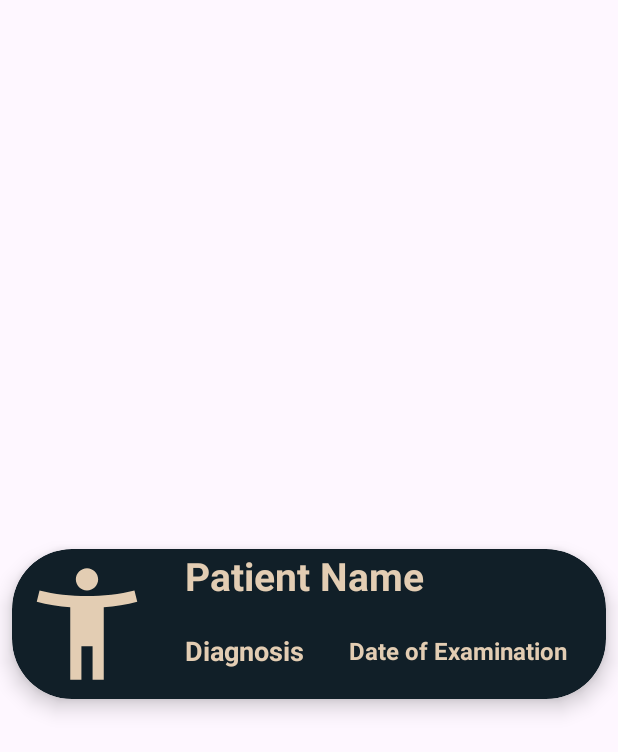
After one commit to GiorgosSimos/MedicalIncidentRecordingApp, an Android app: the layout item_incident.xml on its own in the app's theme, with its tools: preview values and no code run, on a phone screen of 412 x 824 dp. The commit adds this screen. Shown: the top 752 px of the screen. Run offline under Robolectric (Android 15) with nearby library versions, the phone set to English and light mode, and no system bars.

Commit message:
- Created an item_incident(CardView required for the RecyclerView

```diff
--- a/app/src/main/AndroidManifest.xml
+++ b/app/src/main/AndroidManifest.xml
@@ -13,10 +13,10 @@
         android:theme="@style/Theme.HippocratesJournal"
         tools:targetApi="31">
         <activity
-            android:name=".NewIncidentActivity"
+            android:name=".DisplayAllIncidentsActivity"
             android:exported="false" />
         <activity
-            android:name=".CreateNewRecordActivity"
+            android:name=".NewIncidentActivity"
             android:exported="false" />
         <activity
             android:name=".SignUpActivity"
--- /dev/null
+++ b/app/src/main/res/layout/item_incident.xml
@@ -0,0 +1,79 @@
+<?xml version="1.0" encoding="utf-8"?>
+<androidx.constraintlayout.widget.ConstraintLayout xmlns:android="http://schemas.android.com/apk/res/android"
+    xmlns:app="http://schemas.android.com/apk/res-auto"
+    xmlns:tools="http://schemas.android.com/tools"
+    android:layout_width="match_parent"
+    android:layout_height="match_parent">
+
+    <androidx.cardview.widget.CardView
+        android:layout_width="match_parent"
+        android:layout_height="wrap_content"
+        android:layout_marginTop="15dp"
+        android:layout_marginBottom="8dp"
+        android:layout_marginStart="8dp"
+        android:layout_marginEnd="8dp"
+        app:cardBackgroundColor="@color/blueBlack"
+        app:cardCornerRadius="40dp"
+        app:cardElevation="8dp"
+        app:layout_constraintBottom_toBottomOf="parent"
+        app:layout_constraintEnd_toEndOf="parent"
+        app:layout_constraintStart_toStartOf="parent"
+        app:layout_constraintTop_toTopOf="parent" >
+
+        <androidx.constraintlayout.widget.ConstraintLayout
+            android:layout_width="match_parent"
+            android:layout_height="match_parent">
+
+            <ImageView
+                android:id="@+id/imageView"
+                android:layout_width="100dp"
+                android:layout_height="100dp"
+                android:padding="5dp"
+                app:layout_constraintBottom_toBottomOf="parent"
+                app:layout_constraintStart_toStartOf="parent"
+                app:layout_constraintTop_toTopOf="parent"
+                app:tint="@color/tanAccent"
+                app:srcCompat="@drawable/incident_asset"/>
+
+            <TextView
+                android:id="@+id/textViewName"
+                android:layout_width="wrap_content"
+                android:layout_height="wrap_content"
+                android:layout_marginStart="15dp"
+                android:text="@string/cardView_patient_name"
+                android:textColor="@color/tanAccent"
+                android:textSize="26sp"
+                android:textStyle="bold"
+                app:layout_constraintStart_toEndOf="@id/imageView"
+                app:layout_constraintTop_toTopOf="parent"/>
+
+            <TextView
+                android:id="@+id/textViewDoe"
+                android:layout_width="wrap_content"
+                android:layout_height="wrap_content"
+                android:layout_marginStart="30dp"
+                android:text="@string/cardView_doe"
+                android:textColor="@color/tanAccent"
+                android:textSize="16sp"
+                android:textStyle="bold"
+                app:layout_constraintBottom_toBottomOf="parent"
+                app:layout_constraintStart_toEndOf="@id/textViewDiagnosis"
+                app:layout_constraintTop_toBottomOf="@id/textViewName"
+                />
+
+            <TextView
+                android:id="@+id/textViewDiagnosis"
+                android:layout_width="wrap_content"
+                android:layout_height="wrap_content"
+                android:layout_marginStart="15dp"
+                android:text="@string/cardView_diagnosis"
+                android:textColor="@color/tanAccent"
+                android:textSize="18sp"
+                android:textStyle="bold"
+                app:layout_constraintBottom_toBottomOf="parent"
+                app:layout_constraintStart_toEndOf="@id/imageView"
+                app:layout_constraintTop_toBottomOf="@id/textViewName"
+                />
+        </androidx.constraintlayout.widget.ConstraintLayout>
+    </androidx.cardview.widget.CardView>
+</androidx.constraintlayout.widget.ConstraintLayout>
--- a/app/src/main/res/values/colors.xml
+++ b/app/src/main/res/values/colors.xml
@@ -2,4 +2,8 @@
 <resources>
     <color name="black">#FF000000</color>
     <color name="white">#FFFFFFFF</color>
+    <color name="purple_500">#FF6200EE</color>
+    <color name="teal_200">#FF03DAC5</color>
+    <color name="blueBlack">#111f28</color>
+    <color name="tanAccent">#e3cdb3</color>
 </resources>
--- a/app/src/main/res/values/strings.xml
+++ b/app/src/main/res/values/strings.xml
@@ -6,6 +6,12 @@
     <string name="email_signup">Please enter your email</string>
     <string name="password_signup">Please enter your password</string>
     <string name="app_descr_main_scr">Medical Incident Recording App Hippocrates Journal</string>
+    <string name="cardView_patient_name">Patient Name</string>
+    <string name="cardView_doe">Date of Examination</string>
+    <string name="cardView_diagnosis">Diagnosis</string>
+    <string name="main_screen_new_incident_button">New Incident</string>
+    <string name="main_screen_search_button">Search Incident</string>
+    <string name="main_screen_display_all_button">Display all Incidents</string>
     <string-array name="gender_options">
         <item>she/her</item>
         <item>he/him</item>
```
Also changed, not shown: app/src/main/java/com/unipi/mobile_dev/hippocratesjournal/DisplayAllIncidentsActivity.java (added, +24 -0 lines), app/src/main/java/com/unipi/mobile_dev/hippocratesjournal/IncidentModel.java (added, +27 -0 lines), app/src/main/java/com/unipi/mobile_dev/hippocratesjournal/MainScreenActivity.java (+9 -5 lines), app/src/main/res/layout/activity_display_all_incidents.xml (added, +19 -0 lines), app/src/main/res/layout/activity_main_screen.xml (+4 -4 lines).
